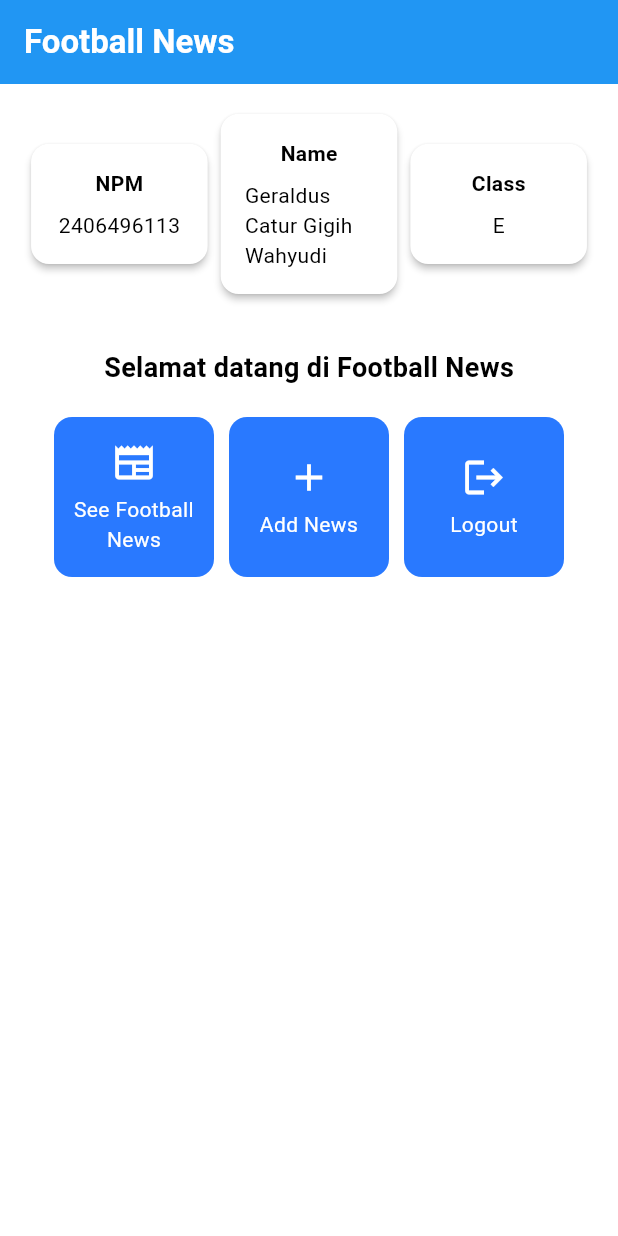
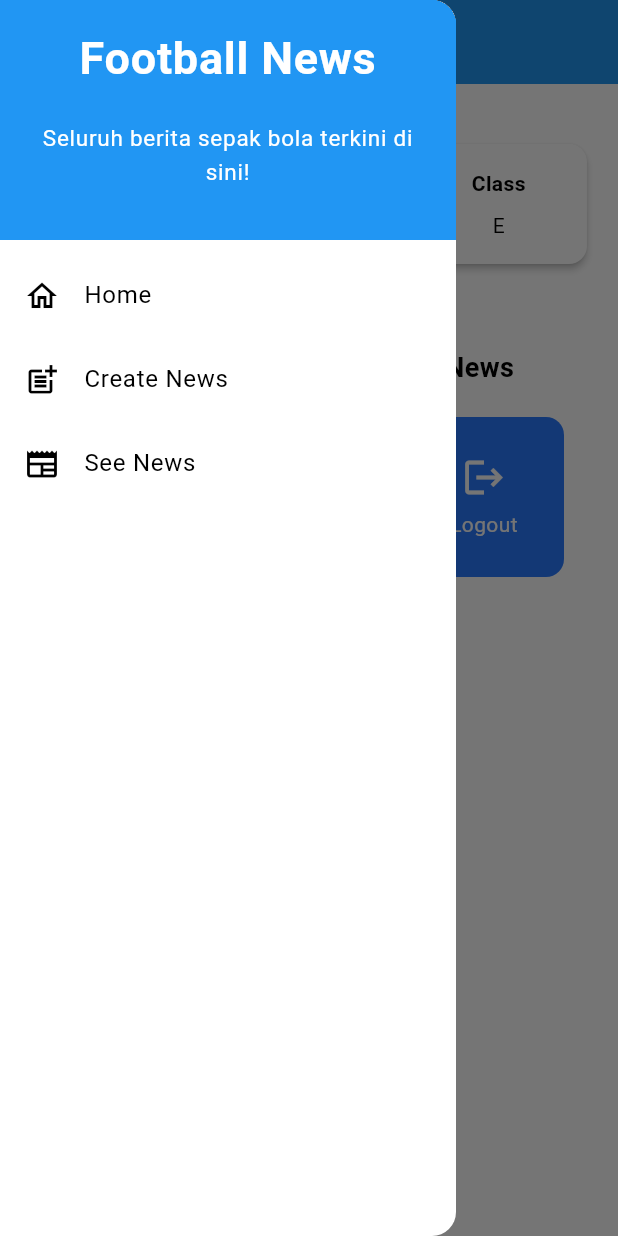
Before and after one commit to GeraldusGigih/football-news-mobile, a Flutter app: the screen it shows after launch, with the side drawer open (before the commit the screen has no drawer), on a phone screen of 412 x 824 dp. Run offline on Flutter 3.47's test engine with Material 3 defaults, Android fonts, the phone set to English and light mode, and no system bars.

Commit message:
Tutorial 7 Complete

```diff
--- a/lib/main.dart
+++ b/lib/main.dart
@@ -1,5 +1,5 @@
 import 'package:flutter/material.dart';
-import 'package:football_news/menu.dart';
+import 'package:football_news/screens/menu.dart';
 
 void main() {
   runApp(const MyApp());
--- a/lib/menu.dart
+++ b/lib/screens/menu.dart
@@ -1,4 +1,7 @@
 import 'package:flutter/material.dart';
+import 'package:football_news/widgets/left_drawer.dart';
+import 'package:football_news/widgets/news_card.dart';
+
 
 class MyHomePage extends StatelessWidget {
   MyHomePage({super.key});
@@ -20,6 +23,7 @@ class MyHomePage extends StatelessWidget {
       // AppBar adalah bagian atas halaman yang menampilkan judul.
       appBar: AppBar(
         // Judul aplikasi "Football News" dengan teks putih dan tebal.
+
         title: const Text(
           'Football News',
           style: TextStyle(
@@ -28,11 +32,9 @@ class MyHomePage extends StatelessWidget {
           ),
         ),
         // Warna latar belakang AppBar diambil dari skema warna tema aplikasi.
-        backgroundColor: Theme
-            .of(context)
-            .colorScheme
-            .primary,
+        backgroundColor: Theme.of(context).colorScheme.primary,
       ),
+        drawer: LeftDrawer(),
       // Body halaman dengan padding di sekelilingnya.
       body: Padding(
         padding: const EdgeInsets.all(16.0),
@@ -128,64 +130,3 @@ class InfoCard extends StatelessWidget {
     );
   }
 }
-
-class ItemHomepage {
-  final String name;
-  final IconData icon;
-
-  ItemHomepage(this.name, this.icon);
-}
-
-class ItemCard extends StatelessWidget {
-  // Menampilkan kartu dengan ikon dan nama.
-
-  final ItemHomepage item;
-
-  const ItemCard(this.item, {super.key});
-
-  @override
-  Widget build(BuildContext context) {
-    return Material(
-      // Menentukan warna latar belakang dari tema aplikasi.
-      color: Theme.of(context).colorScheme.secondary,
-      // Membuat sudut kartu melengkung.
-      borderRadius: BorderRadius.circular(12),
-
-      child: InkWell(
-        // Aksi ketika kartu ditekan.
-        onTap: () {
-          // Menampilkan pesan SnackBar saat kartu ditekan.
-          ScaffoldMessenger.of(context)
-            ..hideCurrentSnackBar()
-            ..showSnackBar(
-                SnackBar(content: Text("Kamu telah menekan tombol ${item.name}!"))
-            );
-        },
-        // Container untuk menyimpan Icon dan Text
-        child: Container(
-          padding: const EdgeInsets.all(8),
-          child: Center(
-            child: Column(
-              // Menyusun ikon dan teks di tengah kartu.
-              mainAxisAlignment: MainAxisAlignment.center,
-              children: [
-                Icon(
-                  item.icon,
-                  color: Colors.white,
-                  size: 30.0,
-                ),
-                const Padding(padding: EdgeInsets.all(3)),
-                Text(
-                  item.name,
-                  textAlign: TextAlign.center,
-                  style: const TextStyle(color: Colors.white),
-                ),
-              ],
-            ),
-          ),
-        ),
-      ),
-    );
-  }
-
-}
--- /dev/null
+++ b/lib/widgets/left_drawer.dart
@@ -0,0 +1,80 @@
+import 'package:flutter/material.dart';
+import 'package:football_news/screens/menu.dart';
+import 'package:football_news/screens/newlist_form.dart';
+
+
+class LeftDrawer extends StatelessWidget {
+  const LeftDrawer({super.key});
+
+  @override
+  Widget build(BuildContext context) {
+    return Drawer(
+      child: ListView(
+        children: [
+          const DrawerHeader(
+          decoration: BoxDecoration(
+          color: Colors.blue,
+          ),
+          child: Column(
+            children: [
+              Text(
+                'Football News',
+                textAlign: TextAlign.center,
+                style: TextStyle(
+                  fontSize: 30,
+                  fontWeight: FontWeight.bold,
+                  color: Colors.white,
+                ),
+              ),
+              Padding(padding: EdgeInsets.all(10)),
+              Text("Seluruh berita sepak bola terkini di sini!",
+                textAlign: TextAlign.center,
+                style: TextStyle(
+                  fontSize: 15,
+                  color: Colors.white,
+                )
+              ),
+            ],
+          ),
+        ),
+          ListTile(
+            leading: const Icon(Icons.home_outlined),
+            title: const Text('Home'),
+            // Bagian redirection ke MyHomePage
+            onTap: () {
+              Navigator.pushReplacement(
+                  context,
+                  MaterialPageRoute(
+                    builder: (context) => MyHomePage(),
+                  ));
+            },
+          ),
+          ListTile(
+            leading: const Icon(Icons.post_add),
+            title: const Text('Create News'),
+            // Bagian redirection ke NewsFormPage
+            onTap: () {
+              Navigator.pushReplacement(
+                  context,
+                  MaterialPageRoute(
+                    builder: (context) => NewsFormPage(),
+                  ));
+            },
+          ),
+          ListTile(
+            leading: const Icon(Icons.newspaper),
+            title: const Text('See News'),
+            // Bagian redirection ke NewsFormPage
+            onTap: () {
+              ScaffoldMessenger.of(context).showSnackBar(
+                const SnackBar(
+                  content: Text('Coming Soon!'),
+                ),
+              );
+            },
+          ),
+        ],
+      ),
+    );
+  }
+}
--- /dev/null
+++ b/lib/widgets/news_card.dart
@@ -0,0 +1,71 @@
+import 'package:flutter/material.dart';
+import 'package:football_news/screens/newlist_form.dart';
+
+
+class ItemHomepage {
+  final String name;
+  final IconData icon;
+
+  ItemHomepage(this.name, this.icon);
+}
+
+class ItemCard extends StatelessWidget {
+  // Menampilkan kartu dengan ikon dan nama.
+
+  final ItemHomepage item;
+
+  const ItemCard(this.item, {super.key});
+
+  @override
+  Widget build(BuildContext context) {
+    return Material(
+      // Menentukan warna latar belakang dari tema aplikasi.
+      color: Theme.of(context).colorScheme.secondary,
+      // Membuat sudut kartu melengkung.
+      borderRadius: BorderRadius.circular(12),
+
+      child: InkWell(
+        // Aksi ketika kartu ditekan.
+        onTap: () {
+          // Memunculkan SnackBar ketika diklik
+          ScaffoldMessenger.of(context)
+            ..hideCurrentSnackBar()
+            ..showSnackBar(SnackBar(
+                content: Text("Kamu telah menekan tombol ${item.name}!")));
+
+          // Navigate ke route yang sesuai (tergantung jenis tombol)
+          if (item.name == "Add News") {
+            Navigator.push(
+              context,
+              MaterialPageRoute(builder: (context) => NewsFormPage()),
+            );
+          }
+        },
+        // Container untuk menyimpan Icon dan Text
+        child: Container(
+          padding: const EdgeInsets.all(8),
+          child: Center(
+            child: Column(
+              // Menyusun ikon dan teks di tengah kartu.
+              mainAxisAlignment: MainAxisAlignment.center,
+              children: [
+                Icon(
+                  item.icon,
+                  color: Colors.white,
+                  size: 30.0,
+                ),
+                const Padding(padding: EdgeInsets.all(3)),
+                Text(
+                  item.name,
+                  textAlign: TextAlign.center,
+                  style: const TextStyle(color: Colors.white),
+                ),
+              ],
+            ),
+          ),
+        ),
+      ),
+    );
+  }
+
+}
```
Also changed, not shown: lib/screens/newlist_form.dart (added, +211 -0 lines).
